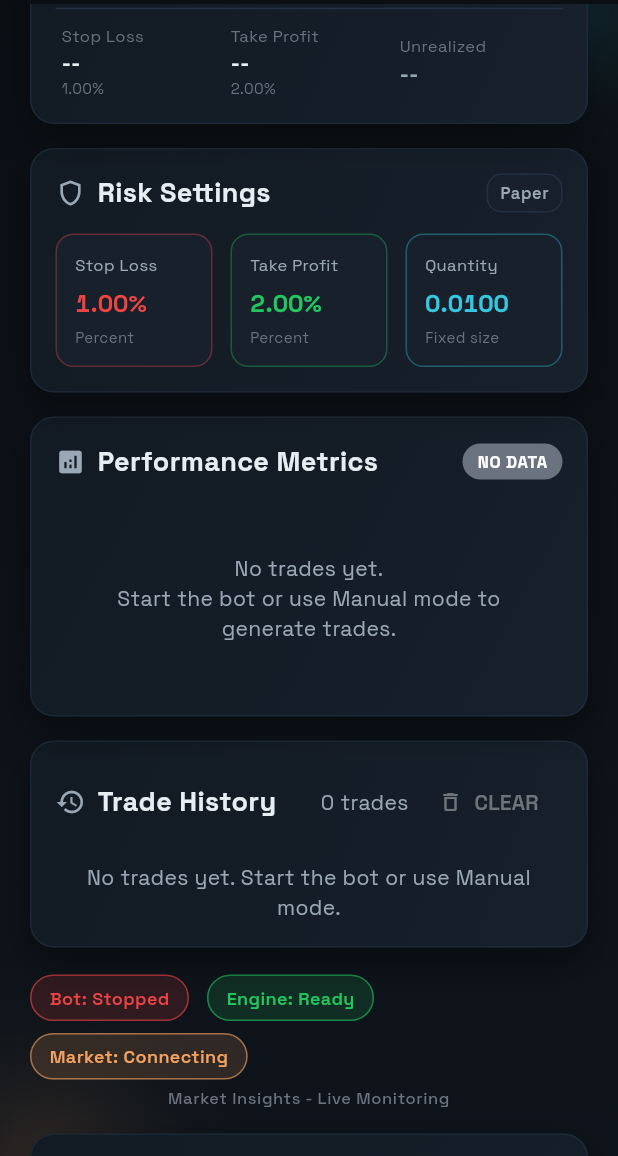
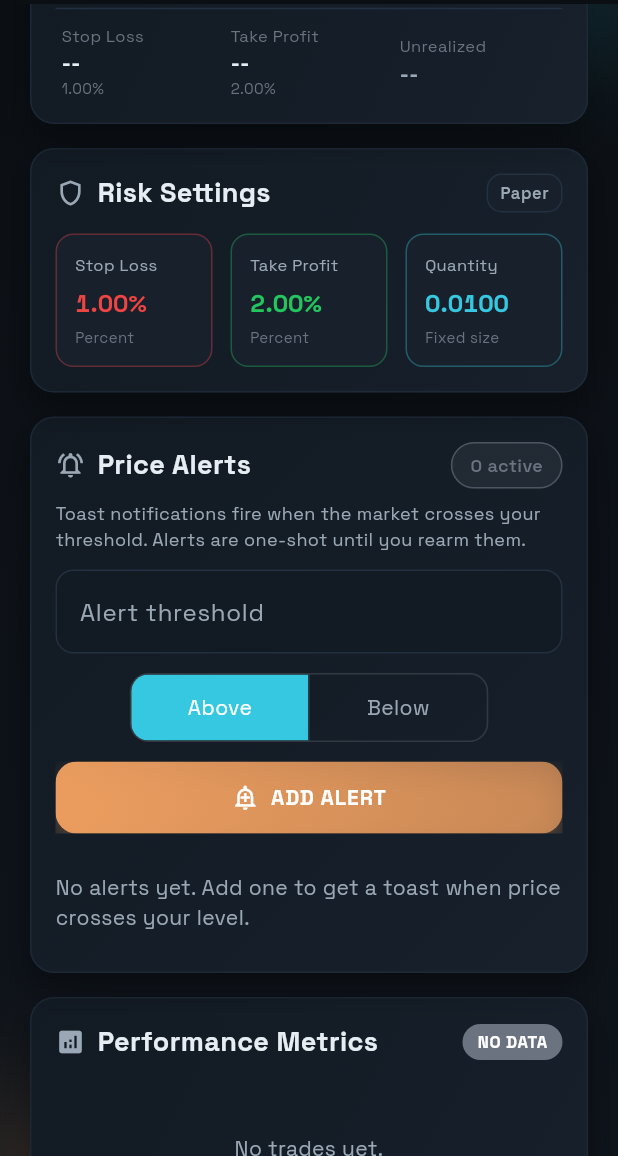
Before and after one commit to getuser-shivam/iFutures, a Flutter app: the screen it shows after launch, scrolled down 576 dp, on a phone screen of 412 x 824 dp, the part 80-1236 px from its top. Run offline on Flutter 3.47's test engine with Material 3 defaults, Android fonts, the phone set to English and light mode, and no system bars; our stand-ins replace carousel_slider, dio, fl_chart, flutter_riverpod, flutter_secure_storage, google_fonts and 1 more; network calls fail.

Commit message:
feat: add price alerts with toast notifications

```diff
--- /dev/null
+++ b/lib/models/price_alert.dart
@@ -0,0 +1,113 @@
+import 'package:intl/intl.dart';
+
+enum PriceAlertDirection {
+  above,
+  below,
+}
+
+const Object _unset = Object();
+
+extension PriceAlertDirectionX on PriceAlertDirection {
+  String get label => switch (this) {
+        PriceAlertDirection.above => 'Above',
+        PriceAlertDirection.below => 'Below',
+      };
+}
+
+class PriceAlert {
+  final String id;
+  final String symbol;
+  final PriceAlertDirection direction;
+  final double threshold;
+  final DateTime createdAt;
+  final bool enabled;
+  final DateTime? triggeredAt;
+
+  const PriceAlert({
+    required this.id,
+    required this.symbol,
+    required this.direction,
+    required this.threshold,
+    required this.createdAt,
+    this.enabled = true,
+    this.triggeredAt,
+  });
+
+  bool get isTriggered => triggeredAt != null;
+
+  bool get isActive => enabled && !isTriggered;
+
+  bool matches(double price) {
+    return switch (direction) {
+      PriceAlertDirection.above => price >= threshold,
+      PriceAlertDirection.below => price <= threshold,
+    };
+  }
+
+  PriceAlert trigger(DateTime timestamp) {
+    return copyWith(
+      enabled: false,
+      triggeredAt: timestamp,
+    );
+  }
+
+  PriceAlert rearm() {
+    return copyWith(
+      enabled: true,
+      triggeredAt: null,
+    );
+  }
+
+  PriceAlert copyWith({
+    String? id,
+    String? symbol,
+    PriceAlertDirection? direction,
+    double? threshold,
+    DateTime? createdAt,
+    bool? enabled,
+    Object? triggeredAt = _unset,
+  }) {
+    return PriceAlert(
+      id: id ?? this.id,
+      symbol: symbol ?? this.symbol,
+      direction: direction ?? this.direction,
+      threshold: threshold ?? this.threshold,
+      createdAt: createdAt ?? this.createdAt,
+      enabled: enabled ?? this.enabled,
+      triggeredAt: identical(triggeredAt, _unset) ? this.triggeredAt : triggeredAt as DateTime?,
+    );
+  }
+
+  Map<String, dynamic> toJson() {
+    return {
+      'id': id,
+      'symbol': symbol,
+      'direction': direction.name,
+      'threshold': threshold,
+      'createdAt': createdAt.toIso8601String(),
+      'enabled': enabled,
+      'triggeredAt': triggeredAt?.toIso8601String(),
+    };
+  }
+
+  factory PriceAlert.fromJson(Map<String, dynamic> json) {
+    final directionValue = json['direction']?.toString().toLowerCase();
+    final direction = directionValue == 'below'
+        ? PriceAlertDirection.below
+        : PriceAlertDirection.above;
+
+    return PriceAlert(
+      id: json['id']?.toString() ?? DateTime.now().microsecondsSinceEpoch.toString(),
+      symbol: json['symbol']?.toString() ?? '',
+      direction: direction,
+      threshold: double.tryParse(json['threshold']?.toString() ?? '') ?? 0,
+      createdAt: DateTime.tryParse(json['createdAt']?.toString() ?? '') ?? DateTime.now(),
+      enabled: json['enabled'] as bool? ?? true,
+      triggeredAt: DateTime.tryParse(json['triggeredAt']?.toString() ?? ''),
+    );
+  }
+}
+
+String formatPriceValue(double value) {
+  return NumberFormat('#,##0.######', 'en_US').format(value);
+}
--- a/lib/providers/trading_provider.dart
+++ b/lib/providers/trading_provider.dart
@@ -2,6 +2,7 @@ import 'package:flutter_riverpod/flutter_riverpod.dart';
 import '../services/binance_api.dart';
 import '../services/binance_ws.dart';
 import '../services/settings_service.dart';
+import '../services/price_alert_service.dart';
 import '../services/trade_history_service.dart';
 import '../trading/trading_engine.dart';
 import '../trading/ai_strategy.dart';
@@ -13,6 +14,7 @@ import '../models/trade.dart';
 import '../models/risk_settings.dart';
 import '../models/position.dart';
 import '../models/connection_status.dart';
+import '../models/price_alert.dart';
 
 final settingsServiceProvider = Provider<SettingsService>((ref) {
   return SettingsService();
@@ -20,6 +22,10 @@ final settingsServiceProvider = Provider<SettingsService>((ref) {
 
 final tradeHistoryServiceProvider = Provider<TradeHistoryService>((ref) {
   return TradeHistoryService();
+});
+
+final priceAlertServiceProvider = Provider<PriceAlertService>((ref) {
+  return PriceAlertService();
 });
 
 final settingsInitProvider = FutureProvider<void>((ref) async {
@@ -168,6 +174,11 @@ final tradeStreamProvider = StreamProvider.family<List<Trade>, String>((ref, sym
   }
 });
 
+final priceAlertsProvider = FutureProvider.family<List<PriceAlert>, String>((ref, symbol) async {
+  final service = ref.watch(priceAlertServiceProvider);
+  return service.loadAlerts(symbol);
+});
+
 final positionStreamProvider = StreamProvider.family<Position?, String>((ref, symbol) async* {
   final engineAsync = ref.watch(tradingEngineProvider(symbol));
 
--- a/lib/screens/dashboard_screen.dart
+++ b/lib/screens/dashboard_screen.dart
@@ -10,6 +10,8 @@ import '../widgets/common/action_button.dart';
 import '../widgets/common/status_pill.dart';
 import '../widgets/dashboard/mode_selector.dart';
 import '../widgets/dashboard/open_position_card.dart';
+import '../widgets/dashboard/price_alert_listener.dart';
+import '../widgets/dashboard/price_alerts_card.dart';
 import '../widgets/dashboard/price_chart.dart';
 import '../widgets/dashboard/trade_history.dart';
 import '../widgets/dashboard/performance_metrics.dart';
@@ -103,6 +105,7 @@ class DashboardScreen extends ConsumerWidget {
         child: Stack(
           children: [
             const _DashboardBackdrop(),
+            PriceAlertListener(symbol: symbol),
             CustomScrollView(
               slivers: [
                 SliverPadding(
@@ -165,6 +168,12 @@ class DashboardScreen extends ConsumerWidget {
                   padding: const EdgeInsets.fromLTRB(20, 8, 20, 8),
                   sliver: SliverToBoxAdapter(
                     child: RiskSummaryCard(),
+                  ),
+                ),
+                SliverPadding(
+                  padding: const EdgeInsets.fromLTRB(20, 8, 20, 8),
+                  sliver: SliverToBoxAdapter(
+                    child: PriceAlertsCard(symbol: symbol),
                   ),
                 ),
                 SliverPadding(
--- /dev/null
+++ b/lib/services/price_alert_service.dart
@@ -0,0 +1,113 @@
+import 'dart:convert';
+
+import 'package:shared_preferences/shared_preferences.dart';
+
+import '../models/price_alert.dart';
+
+class PriceAlertService {
+  static const _keyPrefix = 'price_alerts_';
+  SharedPreferences? _prefs;
+
+  Future<void> init() async {
+    if (_prefs != null) return;
+    _prefs = await SharedPreferences.getInstance();
+  }
+
+  Future<List<PriceAlert>> loadAlerts(String symbol) async {
+    await init();
+    final raw = _prefs?.getString('$_keyPrefix$symbol');
+    if (raw == null || raw.isEmpty) return [];
+
+    try {
+      final decoded = jsonDecode(raw);
+      if (decoded is! List) return [];
+
+      final alerts = decoded
+          .whereType<Map<String, dynamic>>()
+          .map(PriceAlert.fromJson)
+          .toList();
+      return _sortAlerts(alerts);
+    } catch (_) {
+      return [];
+    }
+  }
+
+  Future<void> saveAlerts(String symbol, List<PriceAlert> alerts) async {
+    await init();
+    final payload = jsonEncode(_sortAlerts(alerts).map((alert) => alert.toJson()).toList());
+    await _prefs?.setString('$_keyPrefix$symbol', payload);
+  }
+
+  Future<PriceAlert> addAlert({
+    required String symbol,
+    required double threshold,
+    required PriceAlertDirection direction,
+  }) async {
+    final alert = PriceAlert(
+      id: DateTime.now().microsecondsSinceEpoch.toString(),
+      symbol: symbol,
+      direction: direction,
+      threshold: threshold,
+      createdAt: DateTime.now(),
+    );
+
+    final alerts = await loadAlerts(symbol);
+    alerts.add(alert);
+    await saveAlerts(symbol, alerts);
+    return alert;
+  }
+
+  Future<void> removeAlert(String symbol, String alertId) async {
+    final alerts = await loadAlerts(symbol);
+    alerts.removeWhere((alert) => alert.id == alertId);
+    await saveAlerts(symbol, alerts);
+  }
+
+  Future<void> rearmAlert(String symbol, String alertId) async {
+    final alerts = await loadAlerts(symbol);
+    final updated = alerts
+        .map((alert) => alert.id == alertId ? alert.rearm() : alert)
+        .toList();
+    await saveAlerts(symbol, updated);
+  }
+
+  Future<List<PriceAlert>> evaluateAlerts(String symbol, double price) async {
+    final alerts = await loadAlerts(symbol);
+    if (alerts.isEmpty) return [];
+
+    final triggered = <PriceAlert>[];
+    final updated = <PriceAlert>[];
+    final now = DateTime.now();
+
+    for (final alert in alerts) {
+      if (alert.isActive && alert.matches(price)) {
+        final fired = alert.trigger(now);
+        triggered.add(fired);
+        updated.add(fired);
+      } else {
+        updated.add(alert);
+      }
+    }
+
+    if (triggered.isNotEmpty) {
+      await saveAlerts(symbol, updated);
+    }
+
+    return triggered;
+  }
+
+  List<PriceAlert> _sortAlerts(List<PriceAlert> alerts) {
+    final sorted = List<PriceAlert>.from(alerts);
+    sorted.sort((a, b) {
+      if (a.isActive != b.isActive) {
+        return a.isActive ? -1 : 1;
+      }
+
+      final createdComparison = b.createdAt.compareTo(a.createdAt);
+      if (createdComparison != 0) return createdComparison;
+
+      return b.id.compareTo(a.id);
+    });
+    return sorted;
+  }
+}
--- /dev/null
+++ b/lib/widgets/common/app_toast.dart
@@ -0,0 +1,42 @@
+import 'package:flutter/material.dart';
+
+import '../../theme/app_theme.dart';
+
+ScaffoldFeatureController<SnackBar, SnackBarClosedReason> showAppToast(
+  BuildContext context,
+  String message, {
+  Color backgroundColor = AppColors.surfaceAlt,
+  Color? foregroundColor,
+  IconData? icon,
+  Duration duration = const Duration(seconds: 2),
+}) {
+  final textColor = foregroundColor ?? AppColors.textPrimary;
+
+  return ScaffoldMessenger.of(context).showSnackBar(
+    SnackBar(
+      behavior: SnackBarBehavior.floating,
+      duration: duration,
+      backgroundColor: backgroundColor,
+      margin: const EdgeInsets.fromLTRB(16, 0, 16, 16),
+      shape: RoundedRectangleBorder(
+        borderRadius: BorderRadius.circular(14),
+        side: BorderSide(color: Colors.white.withOpacity(0.06)),
+      ),
+      content: Row(
+        mainAxisSize: MainAxisSize.min,
+        children: [
+          if (icon != null) ...[
+            Icon(icon, color: textColor, size: 18),
+            const SizedBox(width: 8),
+          ],
+          Flexible(
+            child: Text(
+              message,
+              style: TextStyle(color: textColor),
+            ),
+          ),
+        ],
+      ),
+    ),
+  );
+}
--- /dev/null
+++ b/lib/widgets/dashboard/price_alert_listener.dart
@@ -0,0 +1,64 @@
+import 'dart:async';
+
+import 'package:flutter/material.dart';
+import 'package:flutter_riverpod/flutter_riverpod.dart';
+
+import '../../models/price_alert.dart';
+import '../../providers/trading_provider.dart';
+import '../../theme/app_theme.dart';
+import '../common/app_toast.dart';
+
+class PriceAlertListener extends ConsumerWidget {
+  final String symbol;
+
+  const PriceAlertListener({
+    super.key,
+    required this.symbol,
+  });
+
+  @override
+  Widget build(BuildContext context, WidgetRef ref) {
+    ref.listen(tickerStreamProvider(symbol), (previous, next) {
+      unawaited(_handleTickerUpdate(context, ref, next));
+    });
+    return const SizedBox.shrink();
+  }
+
+  Future<void> _handleTickerUpdate(
+    BuildContext context,
+    WidgetRef ref,
+    AsyncValue<dynamic> ticker,
+  ) async {
+    final price = ticker.maybeWhen(
+      data: (data) => double.tryParse(data['c']?.toString() ?? ''),
+      orElse: () => null,
+    );
+
+    if (price == null) return;
+
+    final service = ref.read(priceAlertServiceProvider);
+    final triggeredAlerts = await service.evaluateAlerts(symbol, price);
+
+    if (!context.mounted || triggeredAlerts.isEmpty) {
+      return;
+    }
+
+    ref.invalidate(priceAlertsProvider(symbol));
+
+    final summary = triggeredAlerts.map((alert) {
+      final direction = alert.direction == PriceAlertDirection.above ? 'above' : 'below';
+      return '${alert.symbol} $direction ${formatPriceValue(alert.threshold)}';
+    }).join(', ');
+
+    showAppToast(
+      context,
+      triggeredAlerts.length == 1
+          ? 'Price alert triggered: $summary'
+          : 'Price alerts triggered: $summary',
+      backgroundColor: AppColors.warning.withOpacity(0.95),
+      foregroundColor: Colors.white,
+      icon: Icons.notifications_active_outlined,
+      duration: const Duration(seconds: 3),
+    );
+  }
+}
--- /dev/null
+++ b/lib/widgets/dashboard/price_alerts_card.dart
@@ -0,0 +1,345 @@
+import 'package:flutter/material.dart';
+import 'package:flutter_riverpod/flutter_riverpod.dart';
+
+import '../../models/price_alert.dart';
+import '../../providers/trading_provider.dart';
+import '../../theme/app_theme.dart';
+import '../common/action_button.dart';
+import '../common/app_panel.dart';
+import '../common/app_toast.dart';
+import '../common/status_pill.dart';
+
+class PriceAlertsCard extends ConsumerStatefulWidget {
+  final String symbol;
+
+  const PriceAlertsCard({
+    super.key,
+    required this.symbol,
+  });
+
+  @override
+  ConsumerState<PriceAlertsCard> createState() => _PriceAlertsCardState();
+}
+
+class _PriceAlertsCardState extends ConsumerState<PriceAlertsCard> {
+  late final TextEditingController _thresholdController;
+  PriceAlertDirection _direction = PriceAlertDirection.above;
+
+  @override
+  void initState() {
+    super.initState();
+    _thresholdController = TextEditingController();
+  }
+
+  @override
+  void dispose() {
+    _thresholdController.dispose();
+    super.dispose();
+  }
+
+  double? _parseDouble(String value) {
+    final normalized = value.trim().replaceAll(',', '.');
+    return double.tryParse(normalized);
+  }
+
+  Future<void> _addAlert() async {
+    final threshold = _parseDouble(_thresholdController.text);
+    if (threshold == null || threshold <= 0) {
+      showAppToast(
+        context,
+        'Enter a valid alert threshold greater than zero.',
+        backgroundColor: AppColors.negative.withOpacity(0.95),
+        foregroundColor: Colors.white,
+        icon: Icons.error_outline,
+      );
+      return;
+    }
+
+    final service = ref.read(priceAlertServiceProvider);
+    await service.addAlert(
+      symbol: widget.symbol,
+      threshold: threshold,
+      direction: _direction,
+    );
+
+    if (!mounted) return;
+
+    _thresholdController.clear();
+    ref.invalidate(priceAlertsProvider(widget.symbol));
+    showAppToast(
+      context,
+      '${widget.symbol} alert added',
+      backgroundColor: AppColors.positive.withOpacity(0.95),
+      foregroundColor: Colors.white,
+      icon: Icons.notifications_active_outlined,
+    );
+  }
+
+  Future<void> _removeAlert(String alertId) async {
+    final service = ref.read(priceAlertServiceProvider);
+    await service.removeAlert(widget.symbol, alertId);
+    ref.invalidate(priceAlertsProvider(widget.symbol));
+    if (!mounted) return;
+    showAppToast(
+      context,
+      'Alert removed',
+      backgroundColor: AppColors.surfaceAlt,
+      icon: Icons.delete_outline,
+    );
+  }
+
+  Future<void> _rearmAlert(String alertId) async {
+    final service = ref.read(priceAlertServiceProvider);
+    await service.rearmAlert(widget.symbol, alertId);
+    ref.invalidate(priceAlertsProvider(widget.symbol));
+    if (!mounted) return;
+    showAppToast(
+      context,
+      'Alert rearmed',
+      backgroundColor: AppColors.glowCyan.withOpacity(0.95),
+      foregroundColor: Colors.white,
+      icon: Icons.restart_alt,
+    );
+  }
+
+  @override
+  Widget build(BuildContext context) {
+    final alertsAsync = ref.watch(priceAlertsProvider(widget.symbol));
+    final tickerAsync = ref.watch(tickerStreamProvider(widget.symbol));
+    final latestPrice = tickerAsync.maybeWhen(
+      data: (data) => double.tryParse(data['c']?.toString() ?? ''),
+      orElse: () => null,
+    );
+
+    return AppPanel(
+      child: Column(
+        crossAxisAlignment: CrossAxisAlignment.start,
+        children: [
+          Row(
+            children: [
+              const Icon(Icons.notifications_active_outlined, color: AppColors.textSecondary, size: 20),
+              const SizedBox(width: 8),
+              const Text(
+                'Price Alerts',
+                style: TextStyle(
+                  color: AppColors.textPrimary,
+                  fontSize: 18,
+                  fontWeight: FontWeight.w700,
+                ),
+              ),
+              const Spacer(),
+              alertsAsync.when(
+                data: (alerts) {
+                  final activeCount = alerts.where((alert) => alert.isActive).length;
+                  return StatusPill(
+                    label: '$activeCount active',
+                    color: activeCount > 0 ? AppColors.glowCyan : AppColors.textMuted,
+                  );
+                },
+                loading: () => const SizedBox.shrink(),
+                error: (_, __) => const SizedBox.shrink(),
+              ),
+            ],
+          ),
+          const SizedBox(height: 8),
+          Text(
+            'Toast notifications fire when the market crosses your threshold. Alerts are one-shot until you rearm them.',
+            style: const TextStyle(
+              color: AppColors.textSecondary,
+              fontSize: 12,
+            ),
+          ),
+          const SizedBox(height: 12),
+          if (latestPrice != null)
+            Padding(
+              padding: const EdgeInsets.only(bottom: 12),
+              child: Row(
+                children: [
+                  StatusPill(
+                    label: 'Live: \$${formatPriceValue(latestPrice)}',
+                    color: AppColors.glowCyan,
+                  ),
+                  const SizedBox(width: 8),
+                  StatusPill(
+                    label: 'Symbol: ${widget.symbol}',
+                    color: AppColors.textMuted,
+                  ),
+                ],
+              ),
+            ),
+          Column(
+            children: [
+              TextField(
+                controller: _thresholdController,
+                keyboardType: const TextInputType.numberWithOptions(decimal: true),
+                decoration: const InputDecoration(
+                  labelText: 'Alert threshold',
+                  hintText: 'e.g. 0.7425',
+                ),
+              ),
+              const SizedBox(height: 12),
+              ToggleButtons(
+                isSelected: [
+                  _direction == PriceAlertDirection.above,
+                  _direction == PriceAlertDirection.below,
+                ],
+                onPressed: (index) {
+                  setState(() {
+                    _direction = index == 0 ? PriceAlertDirection.above : PriceAlertDirection.below;
+                  });
+                },
+                borderRadius: BorderRadius.circular(12),
+                constraints: const BoxConstraints(minHeight: 44, minWidth: 118),
+                color: AppColors.textSecondary,
+                selectedColor: Colors.white,
+                fillColor: AppColors.glowCyan,
+                children: const [
+                  Padding(
+                    padding: EdgeInsets.symmetric(horizontal: 8),
+                    child: Text('Above'),
+                  ),
+                  Padding(
+                    padding: EdgeInsets.symmetric(horizontal: 8),
+                    child: Text('Below'),
+                  ),
+                ],
+              ),
+              const SizedBox(height: 12),
+              SizedBox(
+                width: double.infinity,
+                child: ActionButton(
+                  label: 'ADD ALERT',
+                  icon: Icons.add_alert_outlined,
+                  color: AppColors.glowAmber,
+                  onPressed: _addAlert,
+                ),
+              ),
+            ],
+          ),
+          const SizedBox(height: 16),
+          alertsAsync.when(
+            data: (alerts) {
+              if (alerts.isEmpty) {
+                return const Padding(
+                  padding: EdgeInsets.symmetric(vertical: 10),
+                  child: Text(
+                    'No alerts yet. Add one to get a toast when price crosses your level.',
+                    style: TextStyle(color: AppColors.textSecondary),
+                  ),
+                );
+              }
+
+              return ListView.separated(
+                itemCount: alerts.length,
+                shrinkWrap: true,
+                physics: const NeverScrollableScrollPhysics(),
+                separatorBuilder: (_, __) => const SizedBox(height: 10),
+                itemBuilder: (context, index) {
+                  final alert = alerts[index];
+                  return _buildAlertTile(alert);
+                },
+              );
+            },
+            loading: () => const Center(
+              child: Padding(
+                padding: EdgeInsets.all(12),
+                child: CircularProgressIndicator(),
+              ),
+            ),
+            error: (error, stack) => Text(
+              'Error loading alerts: $error',
+              style: const TextStyle(color: AppColors.negative),
+            ),
+          ),
+        ],
+      ),
+    );
+  }
+
+  Widget _buildAlertTile(PriceAlert alert) {
+    final color = alert.isTriggered
+        ? AppColors.textMuted
+        : alert.direction == PriceAlertDirection.above
+            ? AppColors.positive
+            : AppColors.warning;
+
+    final statusLabel = alert.isTriggered
+        ? 'TRIGGERED'
+        : alert.enabled
+            ? 'ACTIVE'
+            : 'PAUSED';
+
+    final detailText = alert.isTriggered
+        ? 'Triggered at ${TimeOfDay.fromDateTime(alert.triggeredAt!).format(context)}'
+        : '${alert.direction.label} \$${formatPriceValue(alert.threshold)}';
+    final createdText = 'Created ${TimeOfDay.fromDateTime(alert.createdAt).format(context)}';
+
+    return Container(
+      padding: const EdgeInsets.all(12),
+      decoration: BoxDecoration(
+        color: AppColors.surfaceAlt,
+        borderRadius: BorderRadius.circular(12),
+        border: Border.all(color: color.withOpacity(0.35)),
+      ),
+      child: Row(
+        children: [
+          Icon(
+            alert.direction == PriceAlertDirection.above ? Icons.trending_up : Icons.trending_down,
+            color: color,
+            size: 18,
+          ),
+          const SizedBox(width: 10),
+          Expanded(
+            child: Column(
+              crossAxisAlignment: CrossAxisAlignment.start,
+              children: [
+                Text(
+                  detailText,
+                  style: const TextStyle(
+                    color: AppColors.textPrimary,
+                    fontWeight: FontWeight.w700,
+                  ),
+                ),
+                const SizedBox(height: 4),
+                Text(
+                  createdText,
+                  style: const TextStyle(
+                    color: AppColors.textSecondary,
+                    fontSize: 12,
+                  ),
+                ),
+              ],
+            ),
+          ),
+          const SizedBox(width: 10),
+          Column(
+            crossAxisAlignment: CrossAxisAlignment.end,
+            children: [
+              StatusPill(
+                label: statusLabel,
+                color: color,
+              ),
+              const SizedBox(height: 8),
+              Row(
+                mainAxisSize: MainAxisSize.min,
+                children: [
+                  if (alert.isTriggered)
+                    TextButton(
+                      onPressed: () => _rearmAlert(alert.id),
+                      child: const Text('REARM'),
+                    ),
+                  IconButton(
+                    tooltip: 'Remove alert',
+                    onPressed: () => _removeAlert(alert.id),
+                    icon: const Icon(Icons.delete_outline),
+                    color: AppColors.negative,
+                  ),
+                ],
+              ),
+            ],
+          ),
+        ],
+      ),
+    );
+  }
+}
```
Also changed, not shown: lib/screens/settings_screen.dart (+31 -10 lines), lib/widgets/dashboard/trade_history.dart (+7 -2 lines), 3 other files.
